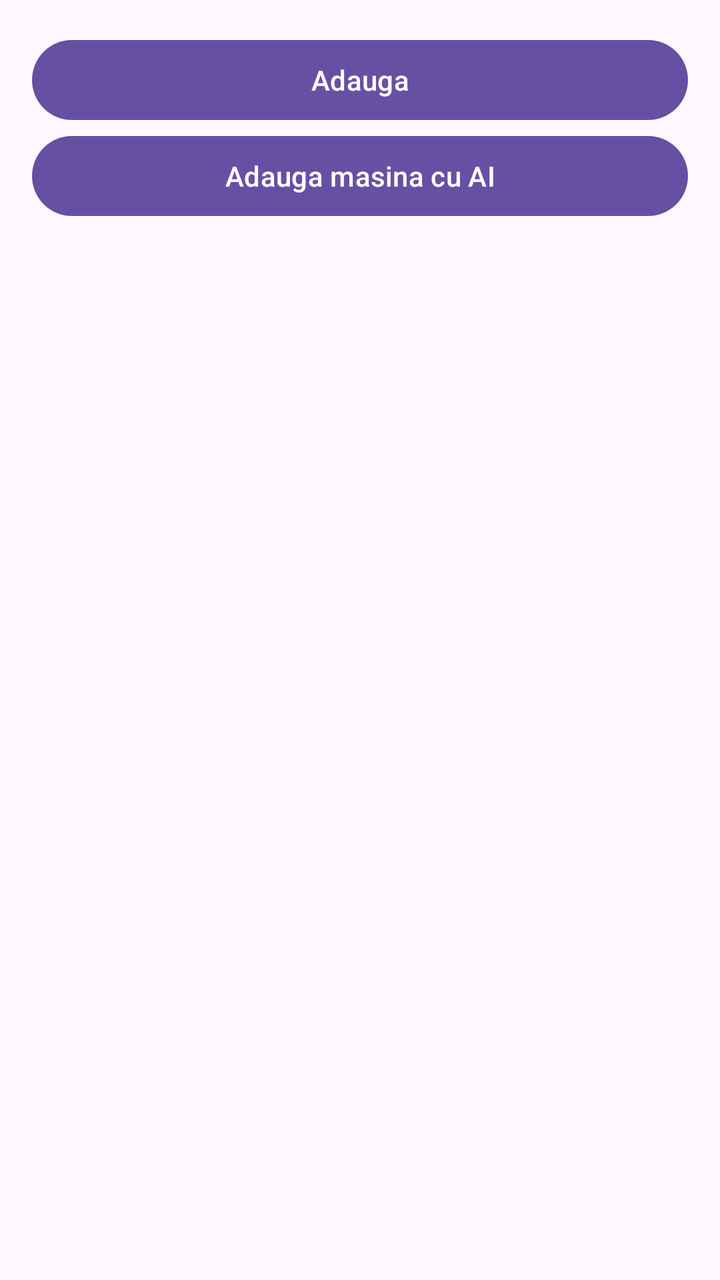
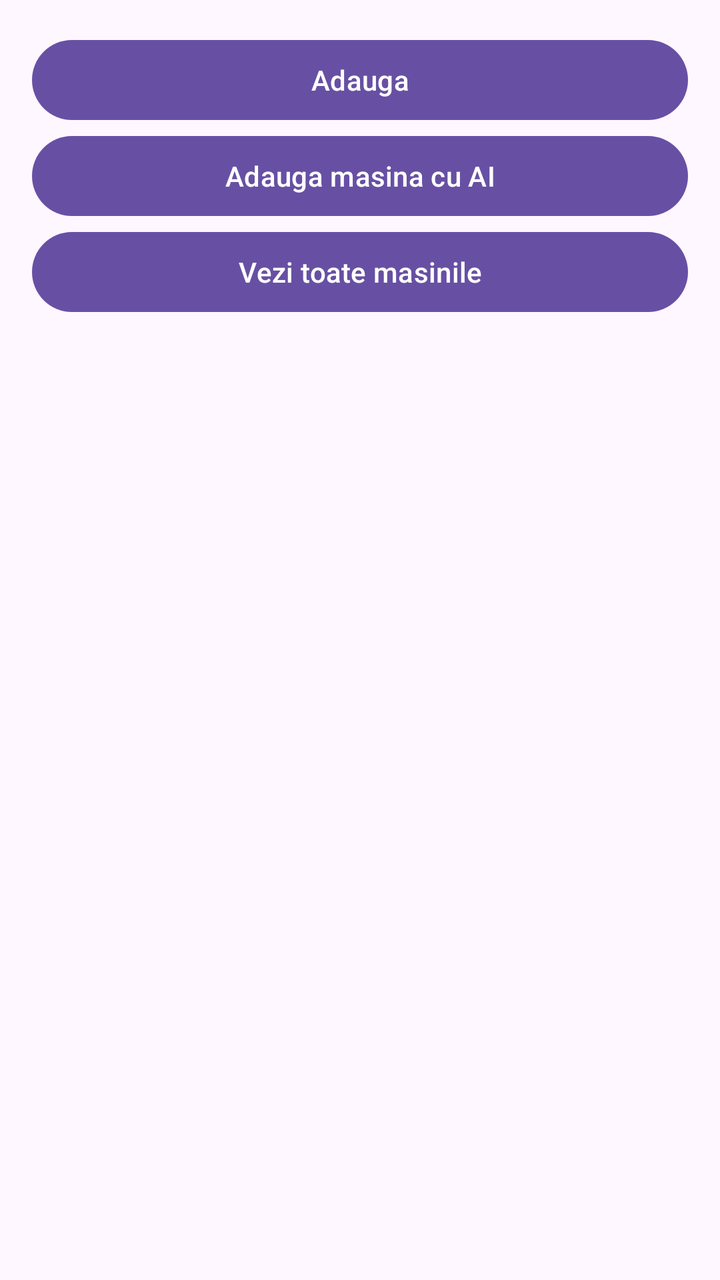

Compare the two renders of this Android layout. The source of the first and the diff that turns it into the second are given below.
<!-- AndroidManifest.xml: application theme Theme.MyApplication -->
<!-- res/layout/activity_main.xml -->
<?xml version="1.0" encoding="utf-8"?>
<LinearLayout xmlns:android="http://schemas.android.com/apk/res/android"
    android:id="@+id/main"
    android:layout_width="match_parent"
    android:layout_height="match_parent"
    android:orientation="vertical"
    android:padding="16dp">

    <Button
        android:layout_width="match_parent"
        android:layout_height="wrap_content"
        android:onClick="culegereDate"
        android:text="@string/adauga" />

    <Button
        android:id="@+id/btnAdaugaAI"
        android:onClick="culegereDateAI"
        android:layout_width="match_parent"
        android:layout_height="wrap_content"
        android:text="@string/adauga_masina_cu_ai" />

    <TextView
        android:id="@+id/tvRezultat"
        android:layout_width="wrap_content"
        android:layout_height="wrap_content" />

</LinearLayout>
<!-- resources referenced by this layout -->
<resources>
  <string name="adauga">Adauga</string>
  <string name="adauga_masina_cu_ai">Adauga masina cu AI</string>
  <style name="Theme.MyApplication" parent="Base.Theme.MyApplication" />
  <style name="Base.Theme.MyApplication" parent="Theme.Material3.DayNight.NoActionBar">
          
          
      </style>
</resources>

<!-- the commit's change to res/layout/activity_main.xml (unified diff, before → after) -->
@@ -19,6 +19,13 @@
         android:layout_height="wrap_content"
         android:text="@string/adauga_masina_cu_ai" />
 
+    <Button
+        android:id="@+id/btnAfisareMasini"
+        android:layout_width="match_parent"
+        android:layout_height="wrap_content"
+        android:onClick="afisareMasini"
+        android:text="@string/vezi_toate_masinile" />
+
     <TextView
         android:id="@+id/tvRezultat"
         android:layout_width="wrap_content"
<!-- resource entries referenced after the edit -->
@@ -2,6 +2,7 @@
 <resources>
   <string name="adauga">Adauga</string>
   <string name="adauga_masina_cu_ai">Adauga masina cu AI</string>
+  <string name="vezi_toate_masinile">Vezi toate masinile</string>
   <style name="Theme.MyApplication" parent="Base.Theme.MyApplication" />
   <style name="Base.Theme.MyApplication" parent="Theme.Material3.DayNight.NoActionBar">
           
